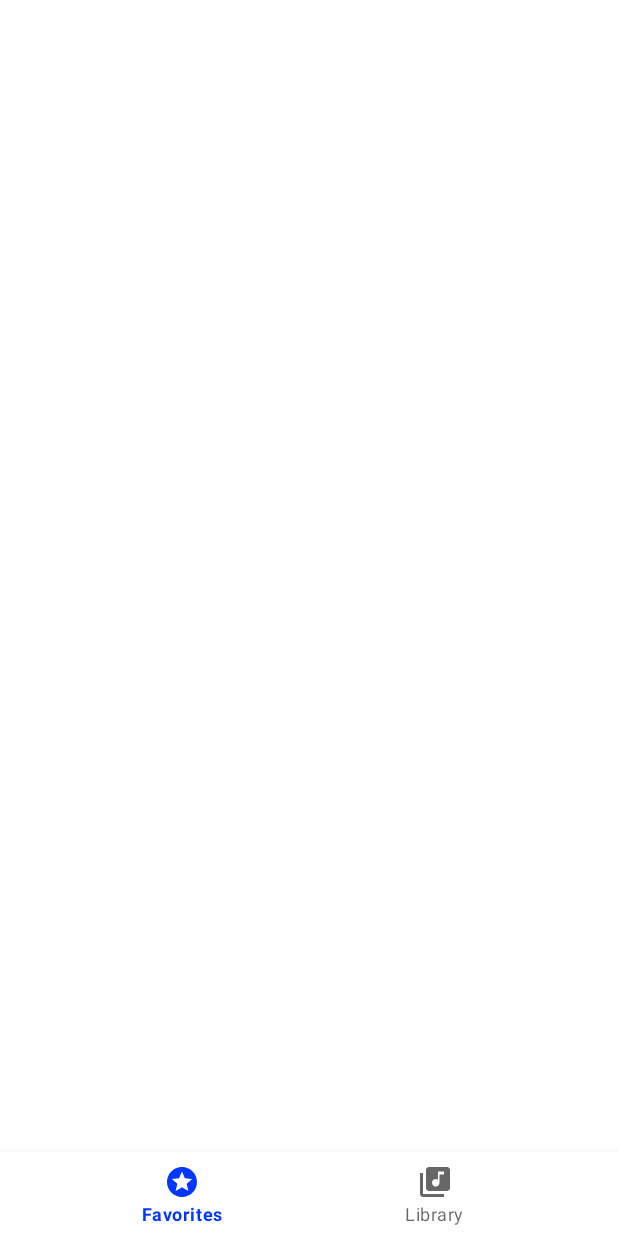
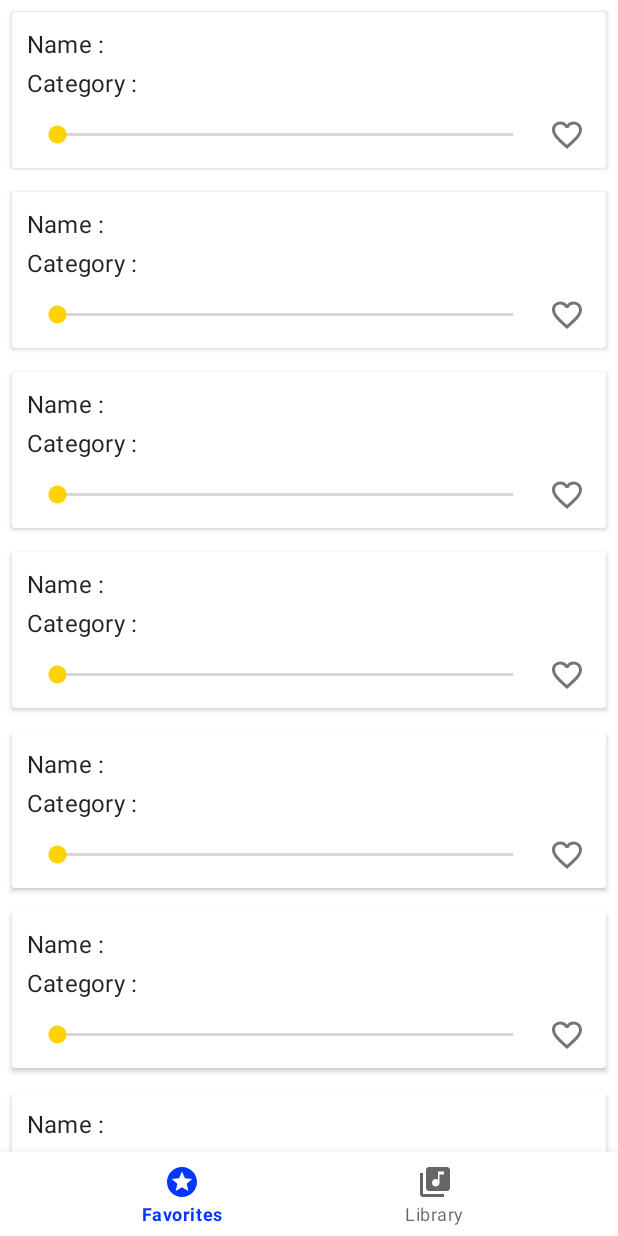
Before and after one commit to muazekici/RelaxingSounds, an Android app: the screen it shows after launch (MainActivity), on a phone screen of 412 x 824 dp. Before the commit the screen is almost empty. Run offline under Robolectric (Android 15) with nearby library versions, the phone set to English and light mode, and no system bars; our stand-ins replace Timber.

Commit message:
add layouts for fragments

```diff
--- a/app/src/main/java/com/muazekici/relaxingsounds/ui/main/fragment_favorites/FavoritesFragment.kt
+++ b/app/src/main/java/com/muazekici/relaxingsounds/ui/main/fragment_favorites/FavoritesFragment.kt
@@ -1,8 +1,21 @@
 package com.muazekici.relaxingsounds.ui.main.fragment_favorites
 
+import android.os.Bundle
 import androidx.fragment.app.Fragment
 import com.muazekici.relaxingsounds.R
+import com.muazekici.relaxingsounds.ui.main.fragment_favorites.adapters.FavoritesListAdapter
+import com.muazekici.relaxingsounds.ui.widgets.MarginItemDecorator
+import kotlinx.android.synthetic.main.fragment_favorites.*
 
-class FavoritesFragment :Fragment(R.layout.fragment_favorites){
+class FavoritesFragment : Fragment(R.layout.fragment_favorites) {
 
+    private val favoriteSoundsAdapter by lazy {
+        FavoritesListAdapter()
+    }
+
+    override fun onActivityCreated(savedInstanceState: Bundle?) {
+        super.onActivityCreated(savedInstanceState)
+        ListFavorites.adapter = favoriteSoundsAdapter
+        ListFavorites.addItemDecoration(MarginItemDecorator(resources.getDimensionPixelSize(R.dimen.dimen_full)))
+    }
 }
--- /dev/null
+++ b/app/src/main/java/com/muazekici/relaxingsounds/ui/main/fragment_favorites/adapters/FavoritesListAdapter.kt
@@ -0,0 +1,42 @@
+package com.muazekici.relaxingsounds.ui.main.fragment_favorites.adapters
+
+import android.view.View
+import android.view.ViewGroup
+import androidx.recyclerview.widget.DiffUtil
+import androidx.recyclerview.widget.ListAdapter
+import androidx.recyclerview.widget.RecyclerView
+import com.muazekici.relaxingsounds.R
+import com.muazekici.relaxingsounds.gateways_and_adapters.SoundItem
+import com.muazekici.relaxingsounds.ui.utils.inflateLayout
+
+class FavoritesListAdapter :
+    ListAdapter<SoundItem, FavoritesListAdapter.FavoriteSoundItemViewHolder>(SoundItemDiffUtil) {
+
+
+    override fun onCreateViewHolder(parent: ViewGroup, viewType: Int): FavoriteSoundItemViewHolder {
+        return FavoriteSoundItemViewHolder(parent.inflateLayout(R.layout.item_sound_favorite))
+    }
+
+    override fun onBindViewHolder(holder: FavoriteSoundItemViewHolder, position: Int) {
+
+    }
+
+    override fun getItemCount(): Int {
+        return 20
+    }
+
+    inner class FavoriteSoundItemViewHolder(v: View) : RecyclerView.ViewHolder(v) {
+
+    }
+}
+
+object SoundItemDiffUtil : DiffUtil.ItemCallback<SoundItem>() {
+
+    override fun areItemsTheSame(oldItem: SoundItem, newItem: SoundItem): Boolean {
+        return false
+    }
+
+    override fun areContentsTheSame(oldItem: SoundItem, newItem: SoundItem): Boolean {
+        return false
+    }
+}
--- a/app/src/main/java/com/muazekici/relaxingsounds/ui/utils/UIExtensions.kt
+++ b/app/src/main/java/com/muazekici/relaxingsounds/ui/utils/UIExtensions.kt
@@ -3,9 +3,28 @@ package com.muazekici.relaxingsounds.ui.utils
 import android.app.Activity
 import android.content.Context
 import android.content.Intent
+import android.os.Bundle
+import android.view.LayoutInflater
+import android.view.View
+import android.view.ViewGroup
+import androidx.fragment.app.Fragment
 
 inline fun <reified T : Activity> Context.startActivity(block: Intent.() -> Unit = {}) {
     val intent = Intent(this, T::class.java)
     block(intent)
     startActivity(intent)
 }
+
+
+fun ViewGroup.inflateLayout(layoutId: Int, isAdd: Boolean = false): View {
+    return LayoutInflater.from(context).inflate(layoutId, this, isAdd)
+}
+
+fun Int.toDp(context: Context): Int {
+    return (this * context.resources.displayMetrics.density).toInt()
+}
+
+inline fun <T : Fragment> T.withArgs(argsBuilder: Bundle.() -> Unit): T =
+    this.apply {
+        arguments = Bundle().apply(argsBuilder)
+    }
--- /dev/null
+++ b/app/src/main/java/com/muazekici/relaxingsounds/ui/widgets/MarginItemDecorator.kt
@@ -0,0 +1,25 @@
+package com.muazekici.relaxingsounds.ui.widgets
+
+import android.graphics.Rect
+import android.view.View
+import androidx.recyclerview.widget.RecyclerView
+
+class MarginItemDecorator(
+    private val spaceHeight: Int,
+    private val marginStart: Boolean = true,
+    private val marginTop: Boolean = true,
+    private val marginEnd: Boolean = true,
+    private val marginBottom: Boolean = true
+) : RecyclerView.ItemDecoration() {
+    override fun getItemOffsets(
+        outRect: Rect, view: View,
+        parent: RecyclerView, state: RecyclerView.State
+    ) {
+        with(outRect) {
+            top = if (marginTop) spaceHeight else 0
+            left = if (marginStart) spaceHeight else 0
+            right = if (marginEnd) spaceHeight else 0
+            bottom = if (marginBottom) spaceHeight else 0
+        }
+    }
+}
--- /dev/null
+++ b/app/src/main/res/drawable/selector_like.xml
@@ -0,0 +1,6 @@
+<?xml version="1.0" encoding="utf-8"?>
+<selector xmlns:android="http://schemas.android.com/apk/res/android">
+
+    <item android:state_checked="false" android:drawable="@drawable/ic_like_outlined"/>
+    <item android:state_checked="true" android:drawable="@drawable/ic_like_filled"/>
+</selector>
--- a/app/src/main/res/layout/fragment_favorites.xml
+++ b/app/src/main/res/layout/fragment_favorites.xml
@@ -1,7 +1,18 @@
 <?xml version="1.0" encoding="utf-8"?>
 <LinearLayout xmlns:android="http://schemas.android.com/apk/res/android"
+    xmlns:app="http://schemas.android.com/apk/res-auto"
+    xmlns:tools="http://schemas.android.com/tools"
     android:layout_width="match_parent"
     android:layout_height="match_parent"
     android:orientation="vertical">
 
+
+    <androidx.recyclerview.widget.RecyclerView
+        android:id="@+id/ListFavorites"
+        android:layout_width="match_parent"
+        android:layout_height="match_parent"
+        android:orientation="vertical"
+        app:layoutManager="androidx.recyclerview.widget.LinearLayoutManager"
+        tools:listitem="@layout/item_sound_favorite" />
+
 </LinearLayout>
--- /dev/null
+++ b/app/src/main/res/layout/item_sound_favorite.xml
@@ -0,0 +1,99 @@
+<?xml version="1.0" encoding="utf-8"?>
+
+<androidx.cardview.widget.CardView xmlns:android="http://schemas.android.com/apk/res/android"
+    xmlns:app="http://schemas.android.com/apk/res-auto"
+    xmlns:tools="http://schemas.android.com/tools"
+    android:layout_width="match_parent"
+    android:layout_height="wrap_content">
+
+    <androidx.constraintlayout.widget.ConstraintLayout
+        android:layout_width="match_parent"
+        android:layout_height="wrap_content"
+        android:padding="@dimen/surface_inner_padding">
+
+        <TextView
+            android:id="@+id/TextTitleName"
+            android:layout_width="wrap_content"
+            android:layout_height="wrap_content"
+            android:text="@string/name_colon"
+            android:textAppearance="@style/TextAppearance.MaterialComponents.Subtitle1"
+            app:layout_constraintStart_toStartOf="parent"
+            app:layout_constraintTop_toTopOf="parent" />
+
+        <TextView
+            android:id="@+id/TextTitleCategory"
+            android:layout_width="wrap_content"
+            android:layout_height="wrap_content"
+            android:layout_marginTop="@dimen/dimen_half"
+            android:text="@string/category_colon"
+            android:textAppearance="@style/TextAppearance.MaterialComponents.Subtitle1"
+            app:layout_constraintStart_toStartOf="parent"
+            app:layout_constraintTop_toBottomOf="@id/TextSoundName" />
+
+        <androidx.constraintlayout.widget.Barrier
+            android:id="@+id/BarrierTitles"
+            android:layout_width="0dp"
+            android:layout_height="0dp"
+            app:barrierDirection="end"
+            app:barrierMargin="@dimen/dimen_half"
+            app:constraint_referenced_ids="TextTitleName,TextTitleCategory" />
+
+        <TextView
+            android:id="@+id/TextSoundName"
+            android:layout_width="0dp"
+            android:layout_height="wrap_content"
+            android:textAppearance="@style/TextAppearance.MaterialComponents.Body1"
+            app:layout_constraintEnd_toEndOf="parent"
+            app:layout_constraintStart_toEndOf="@id/BarrierTitles"
+            app:layout_constraintTop_toTopOf="parent"
+            tools:text="@string/test_text" />
+
+        <TextView
+            android:id="@+id/TextSoundCategory"
+            android:layout_width="0dp"
+            android:layout_height="wrap_content"
+            android:textAppearance="@style/TextAppearance.MaterialComponents.Body1"
+            app:layout_constraintBaseline_toBaselineOf="@id/TextTitleCategory"
+            app:layout_constraintEnd_toEndOf="parent"
+            app:layout_constraintStart_toEndOf="@id/BarrierTitles"
+            tools:text="@string/test_text" />
+
+        <androidx.constraintlayout.widget.Barrier
+            android:id="@+id/BarrierDetails"
+            android:layout_width="0dp"
+            android:layout_height="0dp"
+            app:barrierDirection="bottom"
+            app:barrierMargin="@dimen/dimen_full"
+            app:constraint_referenced_ids="TextTitleCategory,TextSoundCategory" />
+
+        <LinearLayout
+            android:layout_width="match_parent"
+            android:layout_height="wrap_content"
+            android:layout_margin="@dimen/dimen_half"
+            android:gravity="center_vertical"
+            android:orientation="horizontal"
+            app:layout_constraintTop_toBottomOf="@id/BarrierDetails">
+
+            <SeekBar
+                android:id="@+id/SeekBarVolume"
+                android:layout_width="0dp"
+                android:layout_height="wrap_content"
+                android:layout_marginEnd="@dimen/dimen_full"
+                android:layout_weight="1"
+                android:max="100" />
+
+            <com.google.android.material.checkbox.MaterialCheckBox
+                android:id="@+id/ButtonLike"
+                android:layout_width="wrap_content"
+                android:layout_height="wrap_content"
+                android:button="@drawable/selector_like"
+                android:gravity="center"
+                android:minWidth="0dp"
+                android:minHeight="0dp"
+                />
+
+        </LinearLayout>
+
+
+    </androidx.constraintlayout.widget.ConstraintLayout>
+</androidx.cardview.widget.CardView>
--- /dev/null
+++ b/app/src/main/res/values/dimens.xml
@@ -0,0 +1,7 @@
+<?xml version="1.0" encoding="utf-8"?>
+<resources>
+    <dimen name="surface_inner_padding">10dp</dimen>
+    <dimen name="dimen_half">4dp</dimen>
+    <dimen name="dimen_full">8dp</dimen>
+    <dimen name="dimen_full2">16dp</dimen>
+</resources>
--- a/app/src/main/res/values/strings.xml
+++ b/app/src/main/res/values/strings.xml
@@ -2,4 +2,7 @@
     <string name="app_name">RelaxingSounds</string>
     <string name="favorites">Favorites</string>
     <string name="library">Library</string>
+    <string name="name_colon">Name :</string>
+    <string name="category_colon">Category :</string>
+    <string name="test_text">test test test test test test test test test test test test</string>
 </resources>
```
Also changed, not shown: app/src/main/java/com/muazekici/relaxingsounds/ui/main/MainActivity.kt (+9 -0 lines), app/src/main/java/com/muazekici/relaxingsounds/ui/main/fragment_library/categories_fragment/CategoriesFragment.kt (+18 -1 lines), app/src/main/java/com/muazekici/relaxingsounds/ui/main/fragment_library/categories_fragment/adapters/CategoriesListAdapter.kt (added, +44 -0 lines), app/src/main/java/com/muazekici/relaxingsounds/ui/main/fragment_library/category_details_fragment/CategoryDetailsFragment.kt (+33 -0 lines), app/src/main/java/com/muazekici/relaxingsounds/ui/main/fragment_library/category_details_fragment/adapters/CategorySoundListAdapter.kt (added, +44 -0 lines), app/src/main/res/layout/fragment_categories.xml (+10 -0 lines), app/src/main/res/layout/fragment_category_details.xml (+12 -1 lines), app/src/main/res/layout/item_category.xml (added, +19 -0 lines), app/src/main/res/layout/item_category_detail.xml (added, +82 -0 lines).
